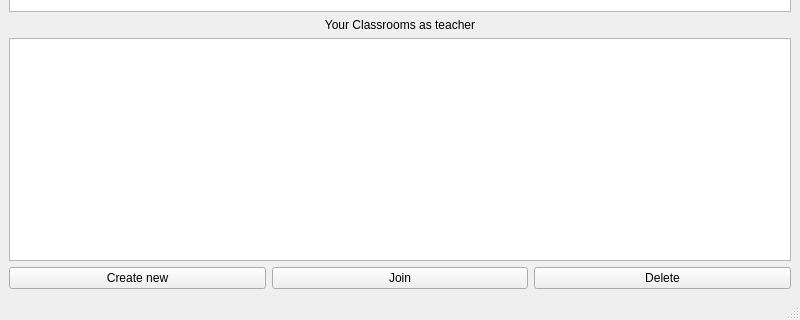
Above: Client/Client/classroomslistwindow.ui from Oleksii-Adamov/OOP-4sem-project before the change; both pictures show x 0 to 800 and y 280 to 600 of the 800 by 600 pixel window. Below: the same form after it.
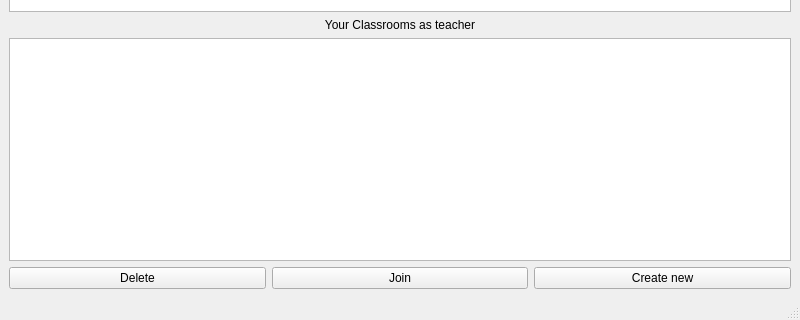
That is the form after the change.

Diff of the .ui file:
```diff
--- a/Client/Client/classroomslistwindow.ui
+++ b/Client/Client/classroomslistwindow.ui
@@ -43,20 +43,6 @@
     </item>
     <item>
      <layout class="QHBoxLayout" name="horizontalLayout">
-      <item>
-       <widget class="QPushButton" name="pushButton_create">
-        <property name="text">
-         <string>Create new</string>
-        </property>
-       </widget>
-      </item>
-      <item>
-       <widget class="QPushButton" name="pushButton_join">
-        <property name="text">
-         <string>Join</string>
-        </property>
-       </widget>
-      </item>
       <item>
        <widget class="QPushButton" name="pushButton_delete">
         <property name="text">
@@ -64,6 +50,20 @@
         </property>
        </widget>
       </item>
+      <item>
+       <widget class="QPushButton" name="pushButton_join">
+        <property name="text">
+         <string>Join</string>
+        </property>
+       </widget>
+      </item>
+      <item>
+       <widget class="QPushButton" name="pushButton_create">
+        <property name="text">
+         <string>Create new</string>
+        </property>
+       </widget>
+      </item>
      </layout>
     </item>
    </layout>
```
